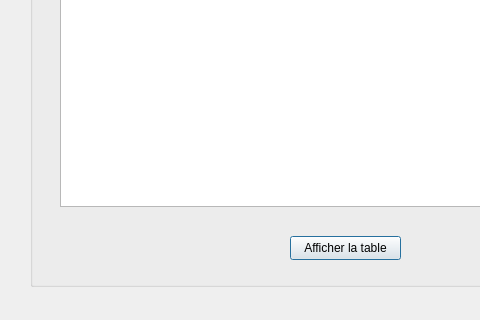
Before: the Qt Designer form salle.ui in aminabkl/Departement_Management, drawn with Qt 5; both pictures show x 0 to 480 and y 104 to 424 of the 672 by 424 pixel window.
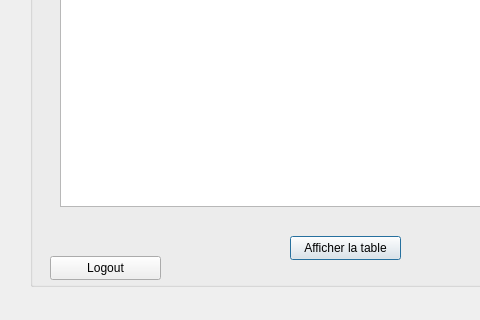
After: the same form once the commit is applied.

Diff of the .ui file:
```diff
--- a/salle.ui
+++ b/salle.ui
@@ -48,6 +48,19 @@
      <string>Afficher la table</string>
     </property>
    </widget>
+   <widget class="QPushButton" name="LogoutButton">
+    <property name="geometry">
+     <rect>
+      <x>20</x>
+      <y>350</y>
+      <width>111</width>
+      <height>24</height>
+     </rect>
+    </property>
+    <property name="text">
+     <string>Logout</string>
+    </property>
+   </widget>
   </widget>
  </widget>
  <resources/>
```
